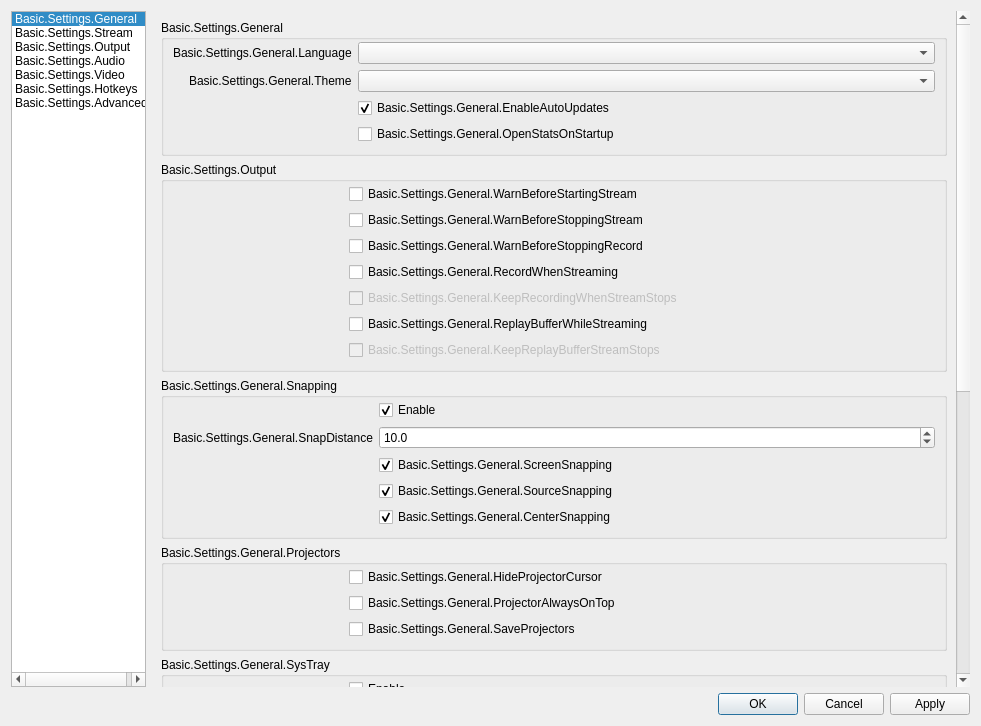
Qt form UI/forms/OBSBasicSettings.ui (obsproject/obs-studio) before a commit.
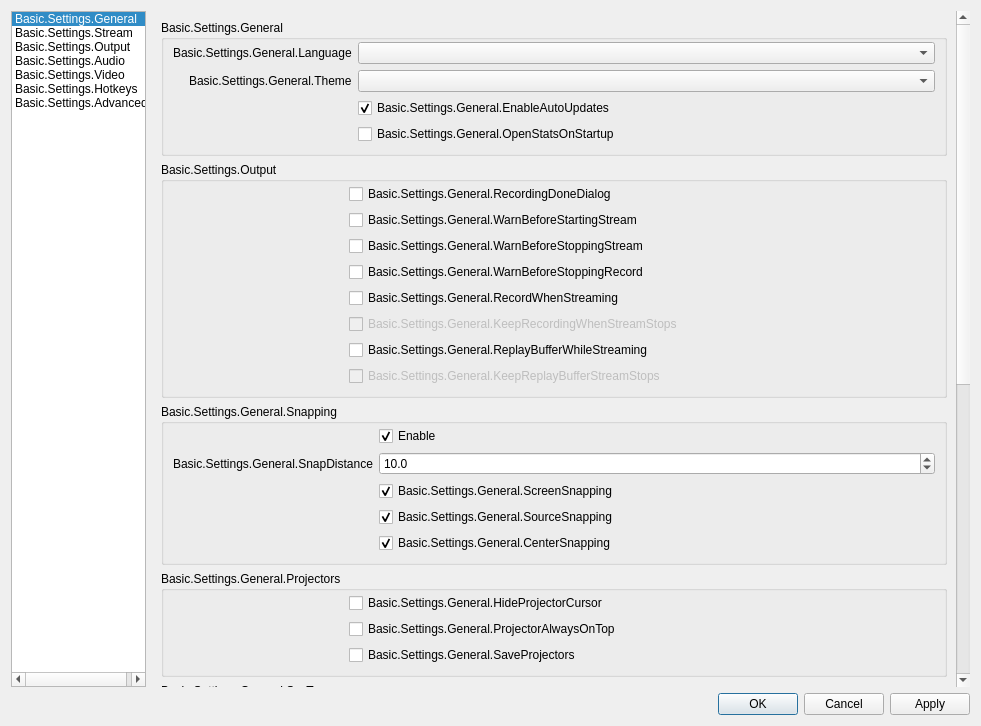
The same form after that commit. Icons and pictures are not drawn. Custom widgets are drawn as their Qt base class.

Commit message: UI: Show success dialog when recording completed

What changed in the file:
```diff
--- a/UI/forms/OBSBasicSettings.ui
+++ b/UI/forms/OBSBasicSettings.ui
@@ -277,34 +277,41 @@
                     </spacer>
                    </item>
                    <item row="0" column="1">
+                    <widget class="QCheckBox" name="recordingDoneDialog">
+                     <property name="text">
+                      <string>Basic.Settings.General.RecordingDoneDialog</string>
+                     </property>
+                    </widget>
+                   </item>
+                   <item row="1" column="1">
                     <widget class="QCheckBox" name="warnBeforeStreamStart">
                      <property name="text">
                       <string>Basic.Settings.General.WarnBeforeStartingStream</string>
                      </property>
                     </widget>
                    </item>
-                   <item row="1" column="1">
+                   <item row="2" column="1">
                     <widget class="QCheckBox" name="warnBeforeStreamStop">
                      <property name="text">
                       <string>Basic.Settings.General.WarnBeforeStoppingStream</string>
                      </property>
                     </widget>
                    </item>
-                   <item row="2" column="1">
+                   <item row="3" column="1">
                     <widget class="QCheckBox" name="warnBeforeRecordStop">
                      <property name="text">
                       <string>Basic.Settings.General.WarnBeforeStoppingRecord</string>
                      </property>
                     </widget>
                    </item>
-                   <item row="3" column="1">
+                   <item row="4" column="1">
                     <widget class="QCheckBox" name="recordWhenStreaming">
                      <property name="text">
                       <string>Basic.Settings.General.RecordWhenStreaming</string>
                      </property>
                     </widget>
                    </item>
-                   <item row="4" column="1">
+                   <item row="5" column="1">
                     <widget class="QCheckBox" name="keepRecordStreamStops">
                      <property name="enabled">
                       <bool>false</bool>
@@ -314,14 +321,14 @@
                      </property>
                     </widget>
                    </item>
-                   <item row="5" column="1">
+                   <item row="6" column="1">
                     <widget class="QCheckBox" name="replayWhileStreaming">
                      <property name="text">
                       <string>Basic.Settings.General.ReplayBufferWhileStreaming</string>
                      </property>
                     </widget>
                    </item>
-                   <item row="6" column="1">
+                   <item row="7" column="1">
                     <widget class="QCheckBox" name="keepReplayStreamStops">
                      <property name="enabled">
                       <bool>false</bool>
```
The commit also changes 7 other files.
